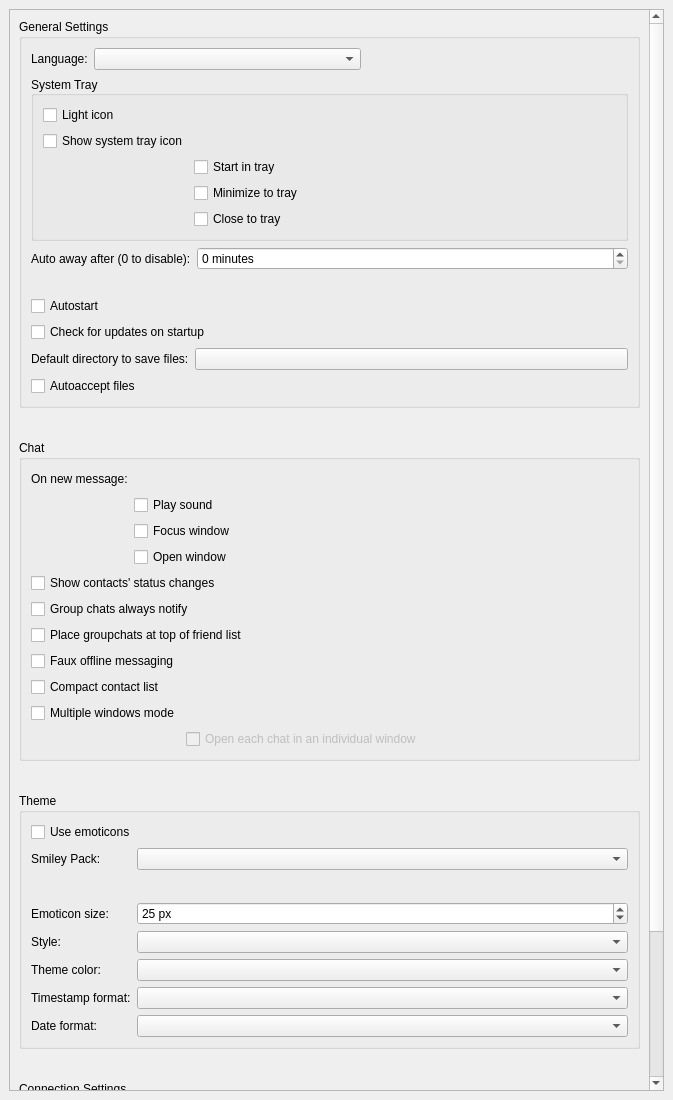
Before: the Qt Designer form src/widget/form/settings/generalsettings.ui in qTox/qTox, drawn with Qt 5.
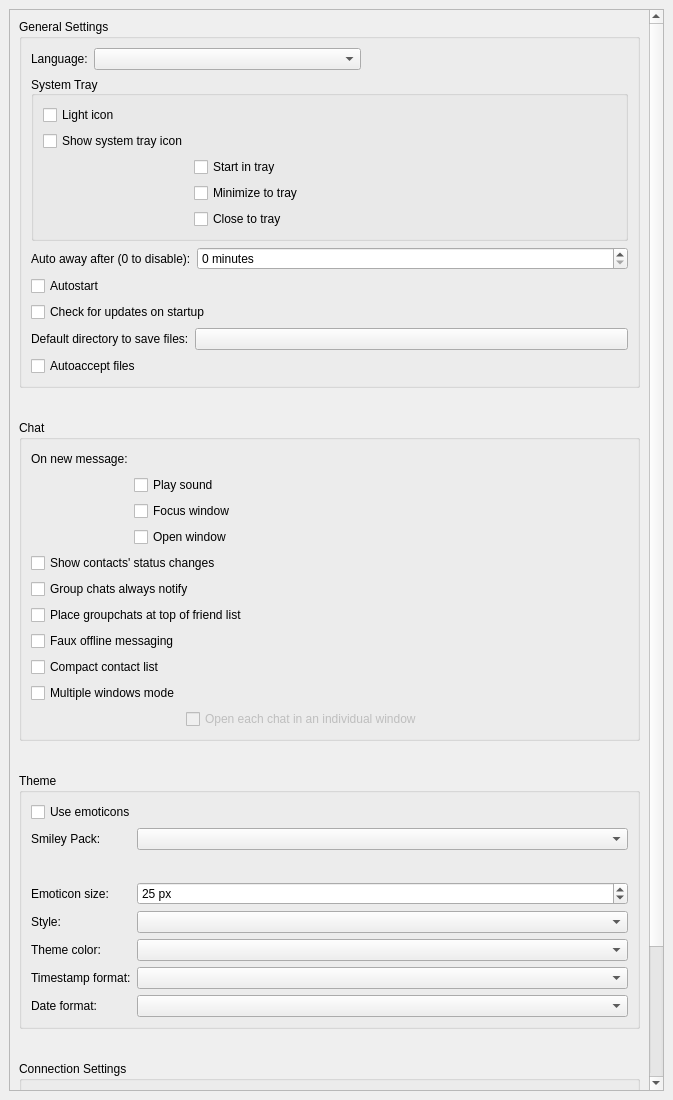
After: the same form once the commit is applied. Custom widgets are drawn as their Qt base class.

Commit message: generalsettings form: removed empty label

The edit to the form file:
```diff
--- a/src/widget/form/settings/generalsettings.ui
+++ b/src/widget/form/settings/generalsettings.ui
@@ -40,7 +40,7 @@
         <x>0</x>
         <y>0</y>
         <width>631</width>
-        <height>1419</height>
+        <height>1396</height>
        </rect>
       </property>
       <layout class="QVBoxLayout" name="verticalLayout_4" stretch="0,0,0,1">
@@ -251,13 +251,6 @@
           </item>
           <item>
            <layout class="QVBoxLayout" name="startupLayout">
-            <item>
-             <widget class="QLabel" name="label_2">
-              <property name="text">
-               <string/>
-              </property>
-             </widget>
-            </item>
             <item>
              <widget class="QCheckBox" name="cbAutorun">
               <property name="toolTip">
```
Left out of the diff: 2 changed lines with no effect on the pictures.
